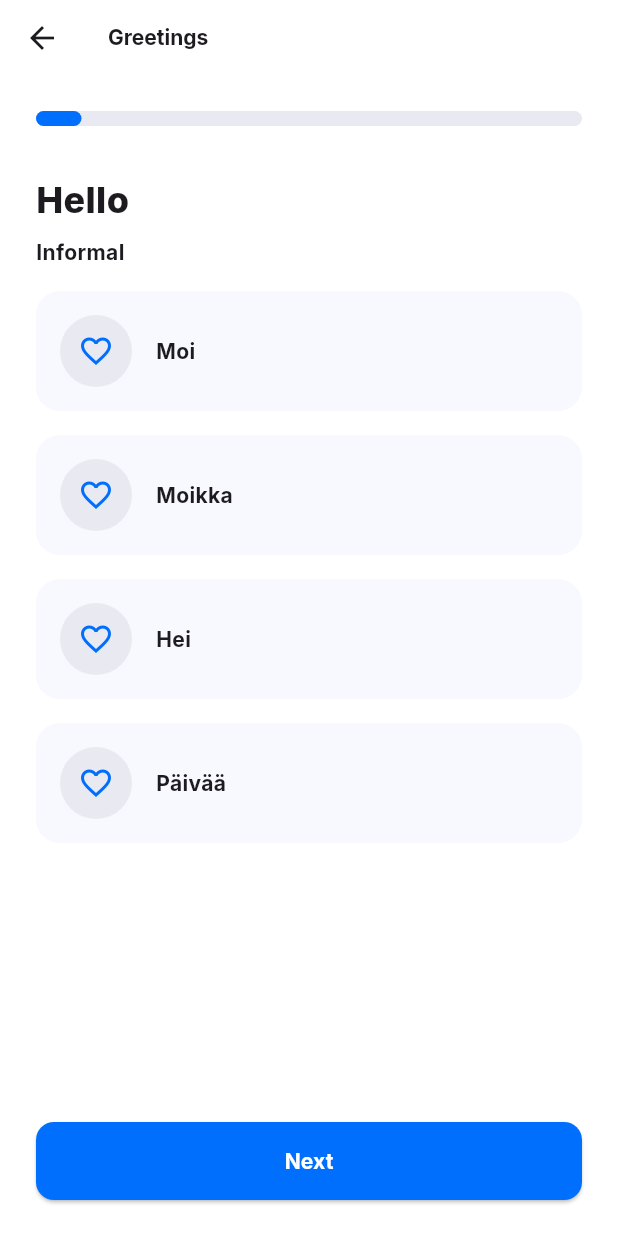
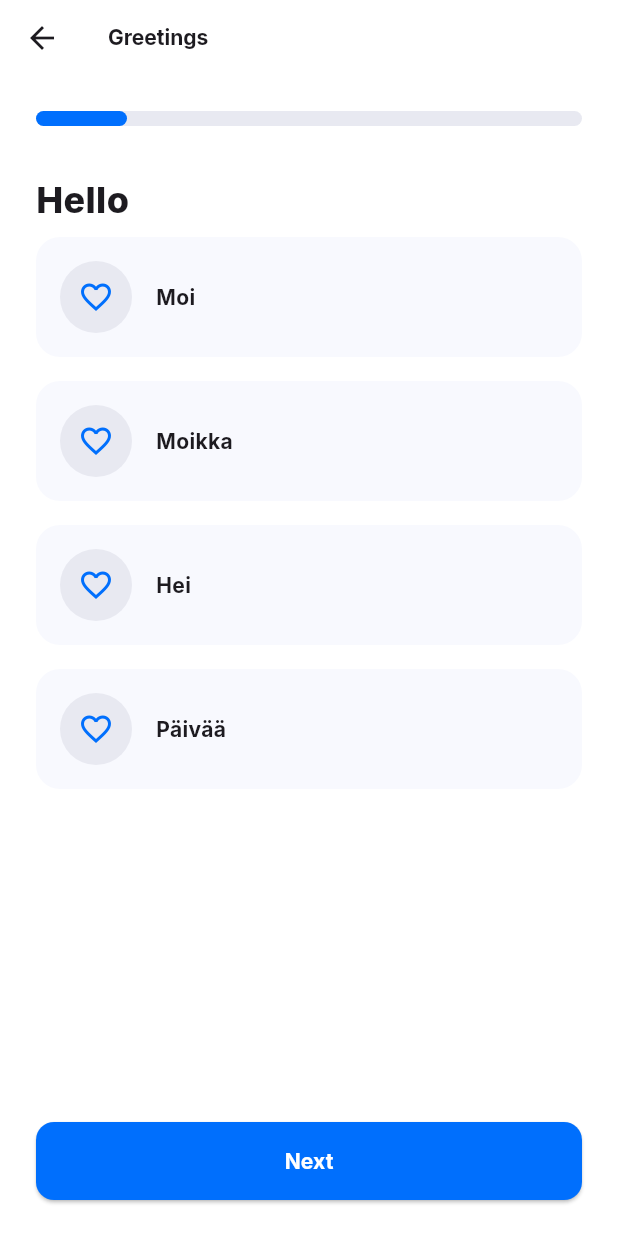
Before and after one commit to gianlucaromeo/finnish-survival, a Flutter app: the screen it shows after launch, after a tap on the "keyboard arrow right" icon, on a phone screen of 412 x 824 dp. Run offline on Flutter 3.47's test engine with Material 3 defaults, Android fonts, the phone set to English and light mode, and no system bars; our stand-ins replace google_fonts.

Commit message:
Updated mock data structure

```diff
--- a/finnish_survival/lib/mock_data.dart
+++ b/finnish_survival/lib/mock_data.dart
@@ -1,36 +1,30 @@
-final topicsFormalInformal = {
+final topicsWords = {
   "Greetings": {
     "id": "greetings",
     "learn": {
       "Hello": {
         "id": "hello",
-        "informal": ["Moi", "Moikka", "Hei", "Päivää"],
-        "formal": ["Moro", "Moi", "Heippa", "Heihei"],
+        "words": ["Moi", "Moikka", "Hei", "Päivää"],
       },
       "Goodbye": {
         "id": "goodbye",
-        "informal": ["Moikka", "Heippa", "Heihei"],
-        "formal": ["Näkemiin", "Hyvästi", "Hei hei"],
+        "words": ["Moikka", "Heippa", "Heihei"],
       },
       "Thank you": {
         "id": "thank_you",
-        "informal": ["Kiitti", "Kiitos", "Kiitos paljon"],
-        "formal": ["Kiitos", "Suuret kiitokset", "Paljon ki"],
+        "words": ["Kiitti", "Kiitos", "Kiitos paljon"],
       },
       "You're welcome": {
         "id": "youre_welcome",
-        "informal": ["Eipä kestä", "Ei kestä", "Ole hyvä"],
-        "formal": ["Ole hyvä", "Ei kestä", "Eipä kestä"],
+        "words": ["Eipä kestä", "Ei kestä", "Ole hyvä"],
       },
       "Excuse me": {
         "id": "excuse_me",
-        "informal": ["Anteeksi", "Anteeksi, että häiritsen"],
-        "formal": ["Anteeksi", "Anteeksi, että häiritsen"],
+        "words": ["Anteeksi", "Anteeksi, että häiritsen"],
       },
       "I'm sorry": {
         "id": "im_sorry",
-        "informal": ["Olen pahoillani", "Anteeksi"],
-        "formal": ["Olen pahoillani", "Anteeksi"],
+        "words": ["Olen pahoillani", "Anteeksi"],
       },
     },
   },
@@ -39,33 +33,27 @@ final topicsFormalInformal = {
     "learn": {
       "Mother": {
         "id": "mother",
-        "informal": ["Äiti", "Mutsi", "Äiskä"],
-        "formal": ["Äiti", "Äitini", "Äitimuori"],
+        "words": ["Äiti", "Mutsi", "Äiskä"],
       },
       "Father": {
         "id": "father",
-        "informal": ["Isä", "Iskä", "Isi"],
-        "formal": ["Isä", "Isäni", "Isukki"],
+        "words": ["Isä", "Iskä", "Isi"],
       },
       "Brother": {
         "id": "brother",
-        "informal": ["Veli", "Velipoika", "Veljenpoika"],
-        "formal": ["Veli", "Veljeni", "Velipoikani"],
+        "words": ["Veli", "Velipoika", "Veljenpoika"],
       },
       "Sister": {
         "id": "sister",
-        "informal": ["Sisko", "Siskopuoli", "Siskontytär"],
-        "formal": ["Sisko", "Siskoni", "Siskopuoleni"],
+        "words": ["Sisko", "Siskopuoli", "Siskontytär"],
       },
       "Grandmother": {
         "id": "grandmother",
-        "informal": ["Mummi", "Mummo", "Isoäiti"],
-        "formal": ["Mummi", "Isoäiti", "Mummoni"],
+        "words": ["Mummi", "Mummo", "Isoäiti"],
       },
       "Grandfather": {
         "id": "grandfather",
-        "informal": ["Pappa", "Vaari", "Isoisä"],
-        "formal": ["Pappa", "Isoisä", "Pappani"],
+        "words": ["Pappa", "Vaari", "Isoisä"],
       },
     },
   },
--- a/finnish_survival/lib/screens/learn_topic_page.dart
+++ b/finnish_survival/lib/screens/learn_topic_page.dart
@@ -85,7 +85,6 @@ class LearnTopicPage extends StatefulWidget {
 
 class _LearnTopicPageState extends State<LearnTopicPage> {
   int _currentStep = 0;
-  bool _isFormal = false;
 
   late int totalSteps = 0;
   late Map<String, dynamic> topicData;
@@ -95,11 +94,12 @@ class _LearnTopicPageState extends State<LearnTopicPage> {
   @override
   void initState() {
     super.initState();
-    topicData = topicsFormalInformal[widget.title]!["learn"] as Map<String, dynamic>;
+    topicData =
+        topicsWords[widget.title]!["learn"] as Map<String, dynamic>;
     topicTitle = topicData.keys.elementAt(_currentStep);
-    topicWords = topicData[topicTitle][_isFormal ? "formal" : "informal"]
-        as List<String>;
-    totalSteps = (topicsFormalInformal[widget.title]!["learn"] as Map).keys.length * 2;
+    topicWords = topicData[topicTitle]["words"] as List<String>;
+    totalSteps =
+        (topicsWords[widget.title]!["learn"] as Map).keys.length;
   }
 
   @override
@@ -132,9 +132,6 @@ class _LearnTopicPageState extends State<LearnTopicPage> {
             Text(topicTitle, style: AppFonts.h1),
             8.0.verticalSpace,
 
-            Text(_isFormal ? "Formal" : "Informal", style: AppFonts.h4),
-            16.0.verticalSpace,
-
             Expanded(
               child: SingleChildScrollView(
                 child: Column(
@@ -159,17 +156,9 @@ class _LearnTopicPageState extends State<LearnTopicPage> {
               child: ElevatedButton(
                 onPressed: () {
                   setState(() {
-                    _isFormal = !_isFormal;
                     _currentStep++;
-
-                    if (!_isFormal) {
-                      topicTitle = topicData.keys.elementAt(_currentStep ~/ 2);
-                      topicWords = topicData[topicTitle]["informal"]
-                          as List<String>;
-                    } else {
-                      topicWords = topicData[topicTitle]["formal"]
-                          as List<String>;
-                    }
+                    topicTitle = topicData.keys.elementAt(_currentStep);
+                    topicWords = topicData[topicTitle]["words"] as List<String>;
                   });
                 },
                 style: ElevatedButton.styleFrom(
--- a/finnish_survival/lib/widgets/learn_topics_list.dart
+++ b/finnish_survival/lib/widgets/learn_topics_list.dart
@@ -117,10 +117,10 @@ class LearnTopicsList extends StatelessWidget {
         child: Column(
           children: [
             ...List.generate(
-              topicsFormalInformal.keys.length,
+              topicsWords.keys.length,
               (index) {
                 return _LearnTopicItem(
-                  title: topicsFormalInformal.keys.elementAt(index),
+                  title: topicsWords.keys.elementAt(index),
                   isComplete: Random().nextBool(),
                   isFavorite: Random().nextBool(),
                   onTap: () {
@@ -128,7 +128,7 @@ class LearnTopicsList extends StatelessWidget {
                     Navigator.of(context).push(
                       MaterialPageRoute(
                         builder: (context) => LearnTopicPage(
-                          title: topicsFormalInformal.keys.elementAt(index),
+                          title: topicsWords.keys.elementAt(index),
                         ),
                       ),
                     );
```
